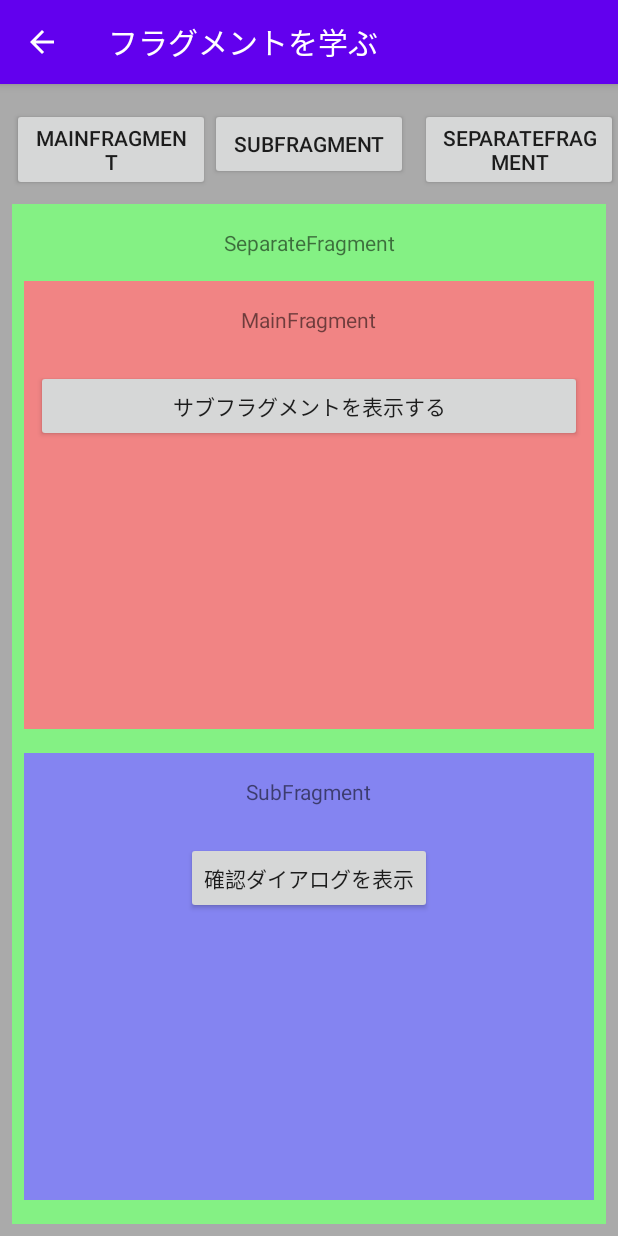
After one commit to tomoya-s-101/android-tutorial, an Android app: the fragment Tutorial5SeparateFragment placed in its activity, on a phone screen of 412 x 824 dp. The commit adds this screen. Run offline under Robolectric (Android 15) with nearby library versions, the phone set to English and light mode, and no system bars; our stand-ins replace data binding.

Commit message:
Tutorial5の実装

```diff
--- a/app/src/main/AndroidManifest.xml
+++ b/app/src/main/AndroidManifest.xml
@@ -26,6 +26,7 @@
         <activity android:name=".adapter.Tutorial3ExActivity"/>
         <activity android:name=".library.Tutorial4Activity"/>
         <activity android:name=".library.Tutorial4ExActivity"/>
+        <activity android:name=".fragment.Tutorial5Activity"/>
 
     </application>
 
--- /dev/null
+++ b/app/src/main/java/com/axiaworks/tutorial/fragment/FragmentsEventListener.kt
@@ -0,0 +1,8 @@
+package com.axiaworks.tutorial.fragment
+
+interface FragmentsEventListener {
+    fun onClickShowMainFragmentButton()
+    fun onClickShowSubFragmentButton()
+    fun onClickShowSeparateFragmentButton()
+    fun onClickShowConfirmDialogButton()
+}
--- /dev/null
+++ b/app/src/main/java/com/axiaworks/tutorial/fragment/Tutorial5Activity.kt
@@ -0,0 +1,114 @@
+package com.axiaworks.tutorial.fragment
+
+import android.content.Context
+import android.content.Intent
+import android.os.Bundle
+import android.view.MenuItem
+import androidx.appcompat.app.AppCompatActivity
+import androidx.databinding.DataBindingUtil
+import com.axiaworks.tutorial.R
+import com.axiaworks.tutorial.databinding.ActivityTutorial5Binding
+
+class Tutorial5Activity : AppCompatActivity(), FragmentsEventListener {
+    companion object {
+        fun callingIntent(context: Context) = Intent(context, Tutorial5Activity::class.java)
+    }
+
+    private lateinit var binding: ActivityTutorial5Binding
+    private var confirmDialog: Tutorial5ConfirmDialog? = null
+
+    override fun onCreate(savedInstanceState: Bundle?) {
+        super.onCreate(savedInstanceState)
+        binding = DataBindingUtil.setContentView<ActivityTutorial5Binding>(
+            this, R.layout.activity_tutorial5
+        ).apply {
+            activity = this@Tutorial5Activity
+        }
+
+        supportActionBar?.apply {
+            title = getString(R.string.main_study_fragment)
+            setDisplayHomeAsUpEnabled(true)
+        }
+
+        supportFragmentManager.beginTransaction()
+            .replace(
+                R.id.fragment_container,
+                Tutorial5MainFragment.newInstance(),
+                Tutorial5MainFragment.TAG
+            )
+            .commit()
+    }
+
+    override fun onOptionsItemSelected(item: MenuItem): Boolean {
+        if (item.itemId == android.R.id.home) {
+            onBackPressed()
+            return true
+        }
+        return super.onOptionsItemSelected(item)
+    }
+
+    override fun onClickShowMainFragmentButton() {
+        replaceMainFragment()
+    }
+
+    override fun onClickShowSubFragmentButton() {
+        replaceSubFragment()
+    }
+
+    override fun onClickShowSeparateFragmentButton() {
+        replaceSeparateFragment()
+    }
+
+    override fun onClickShowConfirmDialogButton() {
+        confirmDialog?.dismissAllowingStateLoss()
+        Tutorial5ConfirmDialog.newInstance().apply {
+            show(supportFragmentManager, Tutorial5ConfirmDialog.TAG)
+            confirmDialog = this
+        }
+    }
+
+    fun onClickMainFragment() {
+        replaceMainFragment()
+    }
+
+    fun onClickSubFragment() {
+        replaceSubFragment()
+    }
+
+    fun onClickSeparateFragment() {
+        replaceSeparateFragment()
+    }
+
+    private fun replaceMainFragment() {
+        supportFragmentManager.beginTransaction()
+            .replace(
+                R.id.fragment_container,
+                Tutorial5MainFragment.newInstance(),
+                Tutorial5MainFragment.TAG
+            )
+            .addToBackStack(null)
+            .commit()
+    }
+
+    private fun replaceSubFragment() {
+        supportFragmentManager.beginTransaction()
+            .replace(
+                R.id.fragment_container,
+                Tutorial5SubFragment.newInstance(),
+                Tutorial5SubFragment.TAG
+            )
+            .addToBackStack(null)
+            .commit()
+    }
+
+    private fun replaceSeparateFragment() {
+        supportFragmentManager.beginTransaction()
+            .replace(
+                R.id.fragment_container,
+                Tutorial5SeparateFragment.newInstance(),
+                Tutorial5SeparateFragment.TAG
+            )
+            .addToBackStack(null)
+            .commit()
+    }
+}
--- /dev/null
+++ b/app/src/main/java/com/axiaworks/tutorial/fragment/Tutorial5MainFragment.kt
@@ -0,0 +1,49 @@
+package com.axiaworks.tutorial.fragment
+
+import android.content.Context
+import android.os.Bundle
+import android.view.LayoutInflater
+import android.view.View
+import android.view.ViewGroup
+import androidx.databinding.DataBindingUtil
+import androidx.fragment.app.Fragment
+import com.axiaworks.tutorial.R
+import com.axiaworks.tutorial.databinding.FragmentTutorial5MainBinding
+
+class Tutorial5MainFragment : Fragment() {
+    companion object {
+        const val TAG = "Tutorial5MainFragment"
+        fun newInstance() = Tutorial5MainFragment()
+    }
+
+    private lateinit var binding: FragmentTutorial5MainBinding
+
+    private var fragmentsEventListener: FragmentsEventListener? = null
+
+    override fun onAttach(context: Context) {
+        super.onAttach(context)
+        fragmentsEventListener = context as? FragmentsEventListener
+    }
+
+    override fun onDetach() {
+        fragmentsEventListener = null
+        super.onDetach()
+    }
+
+    override fun onCreateView(
+        inflater: LayoutInflater,
+        container: ViewGroup?,
+        savedInstanceState: Bundle?
+    ): View? {
+        binding = DataBindingUtil.inflate<FragmentTutorial5MainBinding>(
+            inflater, R.layout.fragment_tutorial5_main, null, false
+        ).apply {
+            showSubFragmentButton.setOnClickListener {
+                fragmentsEventListener?.onClickShowSubFragmentButton()
+            }
+        }
+
+        return binding.root
+    }
+
+}
--- /dev/null
+++ b/app/src/main/java/com/axiaworks/tutorial/fragment/Tutorial5SeparateFragment.kt
@@ -0,0 +1,56 @@
+package com.axiaworks.tutorial.fragment
+
+import android.content.Context
+import android.os.Bundle
+import android.view.LayoutInflater
+import android.view.View
+import android.view.ViewGroup
+import androidx.databinding.DataBindingUtil
+import androidx.fragment.app.Fragment
+import com.axiaworks.tutorial.R
+import com.axiaworks.tutorial.databinding.FragmentTutorial5SeparateBinding
+
+class Tutorial5SeparateFragment: Fragment() {
+    companion object {
+        const val TAG = "Tutorial5SeparateFragment"
+        fun newInstance() = Tutorial5SeparateFragment()
+    }
+
+    private lateinit var binding: FragmentTutorial5SeparateBinding
+
+    private var fragmentsEventListener: FragmentsEventListener? = null
+
+    override fun onAttach(context: Context) {
+        super.onAttach(context)
+        fragmentsEventListener = context as? FragmentsEventListener
+    }
+
+    override fun onDetach() {
+        fragmentsEventListener = null
+        super.onDetach()
+    }
+
+    override fun onCreateView(
+        inflater: LayoutInflater,
+        container: ViewGroup?,
+        savedInstanceState: Bundle?
+    ): View? {
+        binding = DataBindingUtil.inflate<FragmentTutorial5SeparateBinding>(
+            inflater, R.layout.fragment_tutorial5_separate, null, false
+        ).apply {
+            requireFragmentManager().beginTransaction()
+                .replace(
+                    R.id.main_fragment_container,
+                    Tutorial5MainFragment.newInstance(),
+                    Tutorial5MainFragment.TAG
+                )
+                .replace(
+                    R.id.sub_fragment_container,
+                    Tutorial5SubFragment.newInstance(),
+                    Tutorial5SubFragment.TAG
+                )
+                .commit()
+        }
+        return binding.root
+    }
+}
--- /dev/null
+++ b/app/src/main/java/com/axiaworks/tutorial/fragment/Tutorial5SubFragment.kt
@@ -0,0 +1,47 @@
+package com.axiaworks.tutorial.fragment
+
+import android.content.Context
+import android.os.Bundle
+import android.view.LayoutInflater
+import android.view.View
+import android.view.ViewGroup
+import androidx.databinding.DataBindingUtil
+import androidx.fragment.app.Fragment
+import com.axiaworks.tutorial.R
+import com.axiaworks.tutorial.databinding.FragmentTutorial5SubBinding
+
+class Tutorial5SubFragment: Fragment() {
+    companion object {
+        const val TAG = "Tutorial5SubFragment"
+        fun newInstance() = Tutorial5SubFragment()
+    }
+
+    private lateinit var binding: FragmentTutorial5SubBinding
+
+    private var fragmentsEventListener: FragmentsEventListener? = null
+
+    override fun onAttach(context: Context) {
+        super.onAttach(context)
+        fragmentsEventListener = context as? FragmentsEventListener
+    }
+
+    override fun onDetach() {
+        fragmentsEventListener = null
+        super.onDetach()
+    }
+
+    override fun onCreateView(
+        inflater: LayoutInflater,
+        container: ViewGroup?,
+        savedInstanceState: Bundle?
+    ): View? {
+        binding = DataBindingUtil.inflate<FragmentTutorial5SubBinding>(
+            inflater, R.layout.fragment_tutorial5_sub, null, false
+        ).apply {
+            showConfirmDialogButton.setOnClickListener {
+                fragmentsEventListener?.onClickShowConfirmDialogButton()
+            }
+        }
+        return binding.root
+    }
+}
--- /dev/null
+++ b/app/src/main/res/layout/activity_tutorial5.xml
@@ -0,0 +1,74 @@
+<?xml version="1.0" encoding="utf-8"?>
+<layout xmlns:android="http://schemas.android.com/apk/res/android"
+    xmlns:app="http://schemas.android.com/apk/res-auto"
+    xmlns:tools="http://schemas.android.com/tools">
+
+    <data>
+
+        <variable
+            name="activity"
+            type="com.axiaworks.tutorial.fragment.Tutorial5Activity" />
+    </data>
+
+    <androidx.constraintlayout.widget.ConstraintLayout
+        android:layout_width="match_parent"
+        android:layout_height="match_parent"
+        android:background="@color/gray">
+
+        <Button
+            android:id="@+id/main_button"
+            android:layout_width="0dp"
+            android:layout_height="wrap_content"
+            android:layout_marginStart="8dp"
+            android:layout_marginTop="16dp"
+            android:onClick="@{() -> activity.onClickMainFragment()}"
+            android:text="@string/tutorial5_fragment_main"
+            app:layout_constraintEnd_toStartOf="@+id/sub_button"
+            app:layout_constraintHorizontal_bias="0.5"
+            app:layout_constraintStart_toStartOf="parent"
+            app:layout_constraintTop_toTopOf="parent" />
+
+        <Button
+            android:id="@+id/sub_button"
+            android:layout_width="0dp"
+            android:layout_height="wrap_content"
+            android:layout_marginTop="16dp"
+            android:layout_marginEnd="8dp"
+            android:onClick="@{() -> activity.onClickSubFragment()}"
+            android:text="@string/tutorial5_fragment_sub"
+            app:layout_constraintEnd_toEndOf="parent"
+            app:layout_constraintEnd_toStartOf="@+id/separate_button"
+            app:layout_constraintHorizontal_bias="0.5"
+            app:layout_constraintStart_toEndOf="@+id/main_button"
+            app:layout_constraintTop_toTopOf="parent" />
+
+        <Button
+            android:id="@+id/separate_button"
+            android:layout_width="0dp"
+            android:layout_height="wrap_content"
+            android:layout_marginTop="16dp"
+            android:onClick="@{() -> activity.onClickSeparateFragment()}"
+            android:text="@string/tutorial5_fragment_separate"
+            app:layout_constraintEnd_toEndOf="parent"
+            app:layout_constraintHorizontal_bias="0.5"
+            app:layout_constraintStart_toEndOf="@+id/sub_button"
+            app:layout_constraintTop_toTopOf="parent" />
+
+        <FrameLayout
+            android:id="@+id/fragment_container"
+            android:layout_width="0dp"
+            android:layout_height="0dp"
+            android:layout_marginStart="8dp"
+            android:layout_marginTop="16dp"
+            android:layout_marginEnd="8dp"
+            android:layout_marginBottom="8dp"
+            android:background="#DDDDDD"
+            app:layout_constraintBottom_toBottomOf="parent"
+            app:layout_constraintEnd_toEndOf="parent"
+            app:layout_constraintStart_toStartOf="parent"
+            app:layout_constraintTop_toBottomOf="@+id/sub_button">
+
+        </FrameLayout>
+
+    </androidx.constraintlayout.widget.ConstraintLayout>
+</layout>
--- /dev/null
+++ b/app/src/main/res/layout/fragment_tutorial5_main.xml
@@ -0,0 +1,34 @@
+<?xml version="1.0" encoding="utf-8"?>
+<layout xmlns:android="http://schemas.android.com/apk/res/android"
+    xmlns:app="http://schemas.android.com/apk/res-auto"
+    xmlns:tools="http://schemas.android.com/tools">
+
+    <androidx.constraintlayout.widget.ConstraintLayout
+        android:layout_width="match_parent"
+        android:layout_height="match_parent"
+        android:background="@color/pastel_red">
+
+        <TextView
+            android:id="@+id/title_text_view"
+            android:layout_width="wrap_content"
+            android:layout_height="wrap_content"
+            android:layout_marginTop="16dp"
+            android:text="@string/tutorial5_fragment_main"
+            app:layout_constraintEnd_toEndOf="parent"
+            app:layout_constraintStart_toStartOf="parent"
+            app:layout_constraintTop_toTopOf="parent" />
+
+        <Button
+            android:id="@+id/show_sub_fragment_button"
+            android:layout_width="0dp"
+            android:layout_height="wrap_content"
+            android:layout_marginStart="8dp"
+            android:layout_marginTop="24dp"
+            android:layout_marginEnd="8dp"
+            android:text="@string/tutorial5_show_sub_fragment"
+            app:layout_constraintEnd_toEndOf="parent"
+            app:layout_constraintStart_toStartOf="parent"
+            app:layout_constraintTop_toBottomOf="@+id/title_text_view" />
+
+    </androidx.constraintlayout.widget.ConstraintLayout>
+</layout>
--- /dev/null
+++ b/app/src/main/res/layout/fragment_tutorial5_separate.xml
@@ -0,0 +1,53 @@
+<?xml version="1.0" encoding="utf-8"?>
+<layout xmlns:android="http://schemas.android.com/apk/res/android"
+    xmlns:app="http://schemas.android.com/apk/res-auto"
+    xmlns:tools="http://schemas.android.com/tools">
+
+    <androidx.constraintlayout.widget.ConstraintLayout
+        android:layout_width="match_parent"
+        android:layout_height="match_parent"
+        android:background="@color/pastel_green">
+
+        <TextView
+            android:id="@+id/title_text_view"
+            android:layout_width="wrap_content"
+            android:layout_height="wrap_content"
+            android:layout_marginTop="16dp"
+            android:text="@string/tutorial5_fragment_separate"
+            app:layout_constraintEnd_toEndOf="parent"
+            app:layout_constraintStart_toStartOf="parent"
+            app:layout_constraintTop_toTopOf="parent" />
+
+        <FrameLayout
+            android:id="@+id/main_fragment_container"
+            android:layout_width="0dp"
+            android:layout_height="0dp"
+            android:layout_marginStart="8dp"
+            android:layout_marginTop="16dp"
+            android:layout_marginEnd="8dp"
+            android:layout_marginBottom="8dp"
+            app:layout_constraintBottom_toTopOf="@+id/sub_fragment_container"
+            app:layout_constraintEnd_toEndOf="parent"
+            app:layout_constraintHorizontal_bias="0.5"
+            app:layout_constraintStart_toStartOf="parent"
+            app:layout_constraintTop_toBottomOf="@+id/title_text_view">
+
+        </FrameLayout>
+
+        <FrameLayout
+            android:id="@+id/sub_fragment_container"
+            android:layout_width="0dp"
+            android:layout_height="0dp"
+            android:layout_marginStart="8dp"
+            android:layout_marginTop="8dp"
+            android:layout_marginEnd="8dp"
+            android:layout_marginBottom="16dp"
+            app:layout_constraintBottom_toBottomOf="parent"
+            app:layout_constraintEnd_toEndOf="parent"
+            app:layout_constraintHorizontal_bias="0.5"
+            app:layout_constraintStart_toStartOf="parent"
+            app:layout_constraintTop_toBottomOf="@+id/main_fragment_container">
+
+        </FrameLayout>
+    </androidx.constraintlayout.widget.ConstraintLayout>
+</layout>
--- /dev/null
+++ b/app/src/main/res/layout/fragment_tutorial5_sub.xml
@@ -0,0 +1,33 @@
+<?xml version="1.0" encoding="utf-8"?>
+<layout xmlns:android="http://schemas.android.com/apk/res/android"
+    xmlns:app="http://schemas.android.com/apk/res-auto"
+    xmlns:tools="http://schemas.android.com/tools">
+
+    <androidx.constraintlayout.widget.ConstraintLayout
+        android:layout_width="match_parent"
+        android:layout_height="match_parent"
+        android:background="@color/pastel_blue">
+
+        <TextView
+            android:id="@+id/title_text_view"
+            android:layout_width="wrap_content"
+            android:layout_height="wrap_content"
+            android:layout_marginTop="16dp"
+            android:text="@string/tutorial5_fragment_sub"
+            app:layout_constraintEnd_toEndOf="parent"
+            app:layout_constraintStart_toStartOf="parent"
+            app:layout_constraintTop_toTopOf="parent" />
+
+        <Button
+            android:id="@+id/show_confirm_dialog_button"
+            android:layout_width="wrap_content"
+            android:layout_height="wrap_content"
+            android:layout_marginTop="24dp"
+            android:text="@string/tutorial5_show_confirm_dialog"
+            app:layout_constraintEnd_toEndOf="parent"
+            app:layout_constraintStart_toStartOf="parent"
+            app:layout_constraintTop_toBottomOf="@+id/title_text_view" />
+
+
+    </androidx.constraintlayout.widget.ConstraintLayout>
+</layout>
--- a/app/src/main/res/values/colors.xml
+++ b/app/src/main/res/values/colors.xml
@@ -3,4 +3,8 @@
     <color name="colorPrimary">#6200EE</color>
     <color name="colorPrimaryDark">#3700B3</color>
     <color name="colorAccent">#03DAC5</color>
+    <color name="gray">#AAAAAA</color>
+    <color name="pastel_red">#f18484</color>
+    <color name="pastel_green">#84f184</color>
+    <color name="pastel_blue">#8484f1</color>
 </resources>
--- a/app/src/main/res/values/strings.xml
+++ b/app/src/main/res/values/strings.xml
@@ -5,6 +5,7 @@
     <string name="main_study_layout">レイアウトを学ぶ</string>
     <string name="main_study_adapter">アダプターを学ぶ</string>
     <string name="main_study_gradle">外部ライブラリを学ぶ</string>
+    <string name="main_study_fragment">フラグメントを学ぶ</string>
 
     <!--  Tutorial2 layout  -->
     <string name="tutorial2_name">名前</string>
@@ -41,4 +42,12 @@
     <string name="tutorial4_ex_edit">入力してください</string>
     <string name="tutorial4_ex_qr">QRコード生成</string>
 
+    <!-- Tutorial5 fragment -->
+    <string name="tutorial5_fragment_main">MainFragment</string>
+    <string name="tutorial5_fragment_sub">SubFragment</string>
+    <string name="tutorial5_fragment_separate">SeparateFragment</string>
+    <string name="tutorial5_show_sub_fragment">サブフラグメントを表示する</string>
+    <string name="tutorial5_show_confirm_dialog">確認ダイアログを表示</string>
+    <string name="tutorial5_select_fragment_title">切り替えるフラグメントを選択してください</string>
+
 </resources>
```
Also changed, not shown: app/src/main/java/com/axiaworks/tutorial/MainActivity.kt (+7 -0 lines), app/src/main/java/com/axiaworks/tutorial/fragment/Tutorial5ConfirmDialog.kt (added, +58 -0 lines), app/src/main/res/layout/activity_main.xml (+13 -0 lines), app/src/main/res/layout/dialog_tutorial5_confirm.xml (added, +73 -0 lines).
